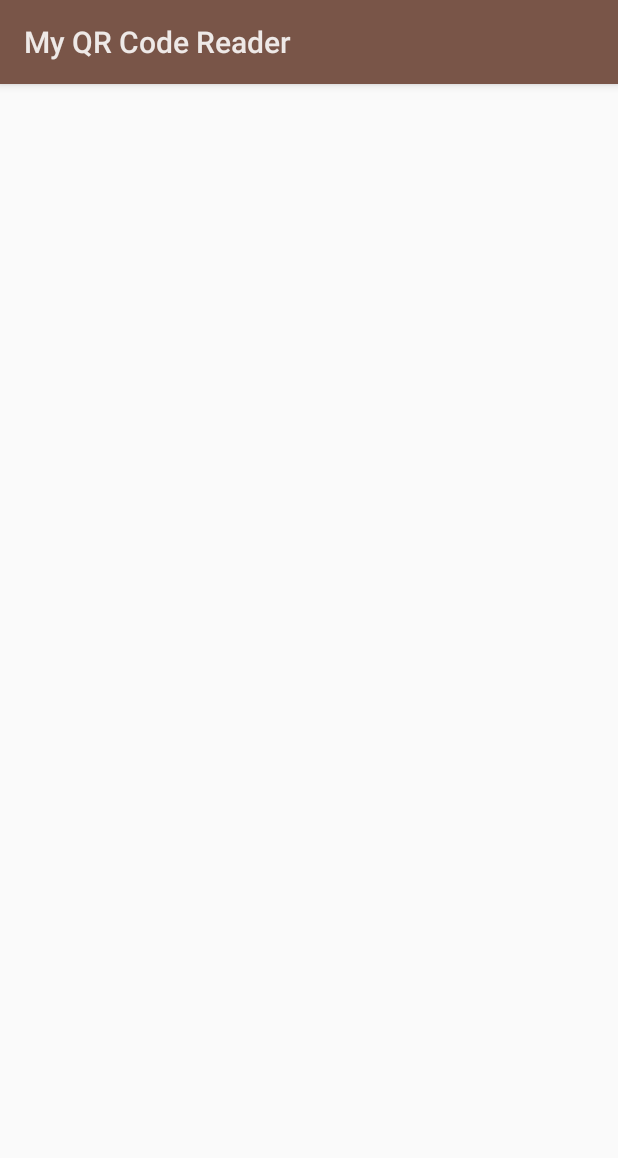
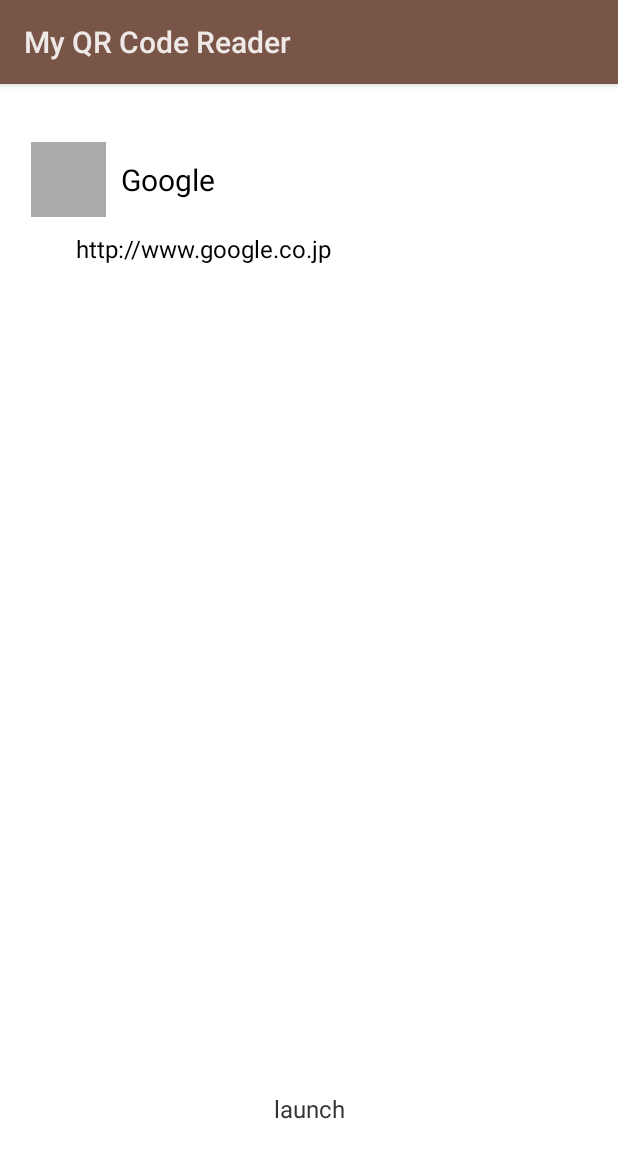
Before and after one commit to OSN-DEV/MyQrCodeReader, an Android app: the layout fragment_capture_result.xml on its own in the app's theme, with its tools: preview values and no code run, on a phone screen of 412 x 824 dp. Shown: the top 1158 px of the screen. Run offline under Robolectric (Android 15) with nearby library versions, the phone set to English and light mode, and no system bars.

Commit message:
gitignoreに.ideaを追加 バーコード読み取り結果画面のレイアウトを作成 スタイルを追加(暫定)

```diff
--- a/src/app/src/main/res/layout/fragment_capture_result.xml
+++ b/src/app/src/main/res/layout/fragment_capture_result.xml
@@ -1,19 +1,58 @@
-<FrameLayout xmlns:android="http://schemas.android.com/apk/res/android"
+<android.support.constraint.ConstraintLayout xmlns:android="http://schemas.android.com/apk/res/android"
+    xmlns:app="http://schemas.android.com/apk/res-auto"
     xmlns:tools="http://schemas.android.com/tools"
     android:layout_width="match_parent"
     android:layout_height="match_parent"
-  tools:context="tenpokei.java_conf.gr.jp.myqrcodereader.CaptureResultFragment">
+    android:background="@color/side_menu_background">
 
+
+    <android.support.constraint.Guideline
+        android:id="@+id/guide_top"
+        style="@style/HorizontalGuideLineBase"
+        app:layout_constraintGuide_percent="0.05" />
+
+    <android.support.constraint.Guideline
+        android:id="@+id/guide_bottom"
+        style="@style/HorizontalGuideLineBase"
+        app:layout_constraintGuide_percent="0.95" />
+
+    <android.support.constraint.Guideline
+        android:id="@+id/guide_start"
+        style="@style/VerticalGuideLineBase"
+        app:layout_constraintGuide_percent="0.05" />
+
+    <android.support.constraint.Guideline
+        android:id="@+id/guide_end"
+        style="@style/VerticalGuideLineBase"
+        app:layout_constraintGuide_percent="0.95" />
+
+    <ImageView
+        android:id = "@+id/favicon"
+        android:background="#AAAAAA"
+        app:layout_constraintStart_toStartOf="@+id/guide_start"
+        app:layout_constraintTop_toTopOf="@+id/guide_top"
+        android:layout_width="50dp"
+        android:layout_height="50dp" />
 
     <TextView
         android:id="@+id/site_name"
+        style="@style/TextViewBase"
         android:layout_width="wrap_content"
-    android:layout_height="wrap_content"/>
+        android:layout_height="50dp"
+        android:textSize="@dimen/font_larger"
+        android:gravity="center_vertical"
+        app:layout_constraintStart_toEndOf="@+id/favicon"
+        app:layout_constraintTop_toTopOf="@+id/guide_top"
+        tools:text="Google" />
 
     <TextView
         android:id="@+id/display_value"
-    android:layout_width="wrap_content"
-    android:layout_height="wrap_content"/>
+        style="@style/TextViewBase"
+        app:layout_constraintStart_toStartOf="@+id/guide_start"
+        app:layout_constraintTop_toBottomOf="@+id/favicon"
+        android:layout_marginTop="10dp"
+        android:layout_marginStart="20dp"
+        tools:text="http://www.google.co.jp"/>
 
     <TextView
         android:id="@+id/launch"
@@ -21,7 +60,9 @@
         android:layout_width="0dp"
         android:layout_height="wrap_content"
         android:layout_marginBottom="20dp"
-    android:text="@string/side_menu_favorite"
-/>
+        app:layout_constraintBottom_toBottomOf="@+id/guide_bottom"
+        app:layout_constraintLeft_toLeftOf="parent"
+        app:layout_constraintRight_toRightOf="parent"
+        android:text="@string/caption_launch" />
 
-</FrameLayout>
+</android.support.constraint.ConstraintLayout>
--- a/src/app/src/main/res/layout/fragment_side_menu.xml
+++ b/src/app/src/main/res/layout/fragment_side_menu.xml
@@ -10,39 +10,39 @@
         android:layout_width="wrap_content"
         android:layout_height="wrap_content"
         android:orientation="horizontal"
-    app:layout_constraintGuide_percent="0.05"/>
+        app:layout_constraintGuide_percent="0.05" />
 
     <android.support.constraint.Guideline
         android:id="@+id/button_base_line_left"
         android:layout_width="wrap_content"
         android:layout_height="wrap_content"
         android:orientation="vertical"
-    app:layout_constraintGuide_percent="0.1"/>
+        app:layout_constraintGuide_percent="0.1" />
 
     <android.support.constraint.Guideline
         android:id="@+id/button_base_line_right"
         android:layout_width="wrap_content"
         android:layout_height="wrap_content"
         android:orientation="vertical"
-    app:layout_constraintGuide_percent="0.9"/>
+        app:layout_constraintGuide_percent="0.9" />
 
     <android.support.constraint.Guideline
         android:id="@+id/bottom_margin"
         android:layout_width="wrap_content"
         android:layout_height="wrap_content"
         android:orientation="horizontal"
-    app:layout_constraintGuide_percent="0.9"/>
+        app:layout_constraintGuide_percent="0.9" />
 
     <ImageView
         android:id="@+id/app_icon"
         android:layout_width="wrap_content"
         android:layout_height="wrap_content"
+        android:layout_gravity="center_horizontal"
         android:layout_marginTop="10dp"
-    android:layout_gravity="center_horizontal"
         android:src="@mipmap/ic_launcher"
         app:layout_constraintLeft_toLeftOf="parent"
         app:layout_constraintRight_toRightOf="parent"
-    app:layout_constraintTop_toTopOf="@+id/top_margin"/>
+        app:layout_constraintTop_toTopOf="@+id/top_margin" />
 
     <TextView
         android:id="@+id/app_version"
@@ -54,7 +54,7 @@
         app:layout_constraintLeft_toLeftOf="parent"
         app:layout_constraintRight_toRightOf="parent"
         app:layout_constraintTop_toBottomOf="@+id/app_icon"
-    tools:text="v.1.0.0"/>
+        tools:text="v.1.0.0" />
 
 
     <TextView
@@ -66,7 +66,7 @@
         android:text="@string/side_menu_recent"
         app:layout_constraintBottom_toTopOf="@+id/side_menu_favorite"
         app:layout_constraintLeft_toLeftOf="@+id/button_base_line_left"
-    app:layout_constraintRight_toLeftOf="@+id/button_base_line_right"/>
+        app:layout_constraintRight_toLeftOf="@+id/button_base_line_right" />
 
     <TextView
         android:id="@+id/side_menu_favorite"
@@ -77,7 +77,7 @@
         android:text="@string/side_menu_favorite"
         app:layout_constraintBottom_toTopOf="@+id/side_menu_license"
         app:layout_constraintLeft_toLeftOf="@+id/button_base_line_left"
-    app:layout_constraintRight_toLeftOf="@+id/button_base_line_right"/>
+        app:layout_constraintRight_toLeftOf="@+id/button_base_line_right" />
 
     <TextView
         android:id="@+id/side_menu_license"
@@ -87,6 +87,6 @@
         android:text="@string/side_menu_licence"
         app:layout_constraintBottom_toBottomOf="@+id/bottom_margin"
         app:layout_constraintLeft_toLeftOf="@+id/button_base_line_left"
-    app:layout_constraintRight_toLeftOf="@+id/button_base_line_right"/>
+        app:layout_constraintRight_toLeftOf="@+id/button_base_line_right" />
 
 </android.support.constraint.ConstraintLayout>
--- a/src/app/src/main/res/values/dimens.xml
+++ b/src/app/src/main/res/values/dimens.xml
@@ -1,7 +1,7 @@
 <?xml version="1.0" encoding="utf-8"?>
 <resources>
 
-    <dimen name="font_larger">18sp</dimen> <!-- default font size of all view -->
+    <dimen name="font_larger">20sp</dimen> <!-- default font size of all view -->
     <dimen name="font_default">16sp</dimen> <!-- default font size of all view -->
 
     <dimen name="side_menu_width">240dp</dimen>  <!-- side menu width -->
--- a/src/app/src/main/res/values/strings.xml
+++ b/src/app/src/main/res/values/strings.xml
@@ -14,8 +14,10 @@
     <string name="dialog_button_cancel">Cancel</string>
     <string name="dialog_button_yes">Yes</string>
     <string name="dialog_button_no">No</string>
+    <string name="dialog_title_error">Error</string>
 
-  <string name="dialog_title_error">Error</string>
+    <!-- caption -->
+    <string name="caption_launch">launch</string>
 
     <!-- error message -->
     <string name="error_message_permission_denied">App exits because "use camera" permission is not granted.</string>
--- a/src/app/src/main/res/values/styles.xml
+++ b/src/app/src/main/res/values/styles.xml
@@ -23,7 +23,7 @@
         <item name="android:color">@color/textColor</item>
         <item name="android:textSize">@dimen/font_default</item>
         <item name="android:layout_height">wrap_content</item>
-    <item name="android:layout_width">match_parent</item>
+        <item name="android:layout_width">wrap_content</item>
         <item name="android:paddingStart">10dp</item>
         <item name="android:paddingEnd">10dp</item>
     </style>
@@ -34,6 +34,19 @@
         <item name="android:layout_height">wrap_content</item>
         <item name="android:layout_width">wrap_content</item>
     </style>
+
+    <style name="HorizontalGuideLineBase">
+        <item name="android:layout_width">match_parent</item>
+        <item name="android:layout_height">wrap_content</item>
+        <item name="android:orientation">horizontal</item>
+    </style>
+    <style name="VerticalGuideLineBase">
+        <item name="android:layout_width">wrap_content</item>
+        <item name="android:layout_height">wrap_content</item>
+        <item name="android:orientation">vertical</item>
+    </style>
+
+
 
     <!-- custom style -->
     <style name="TextButton" parent="android:TextAppearance.Widget.TextView">
```
Also changed, not shown: 2 other files. Lines whose indentation alone changed are shown as unchanged.
